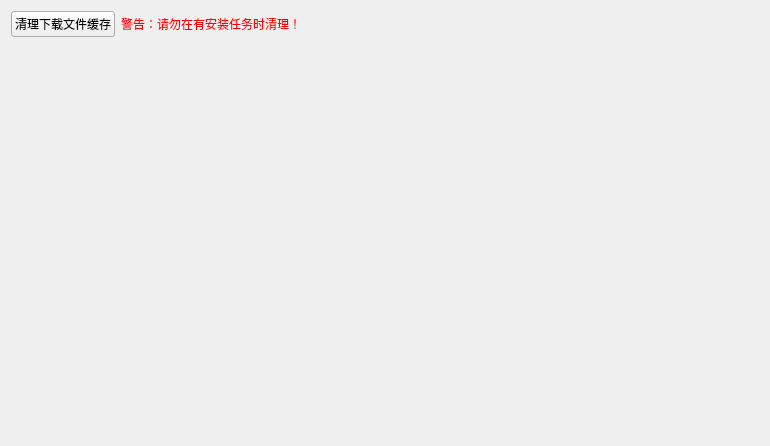
Before: the Qt Designer form ui_design/settings_interface.ui in Re-Ch-Love/pavlov-toolbox, drawn with Qt 5.
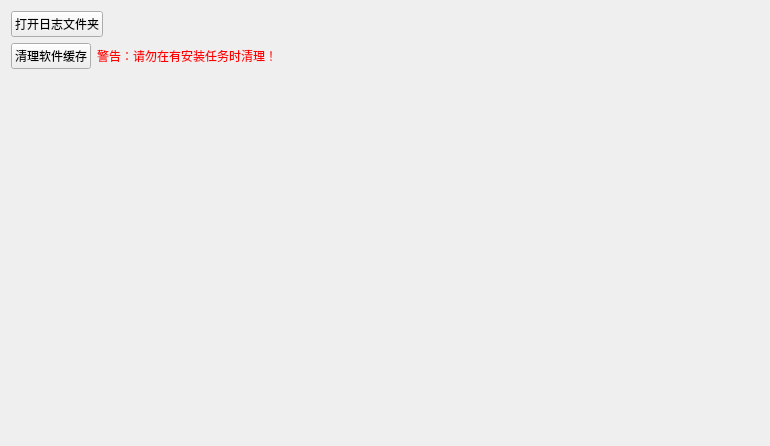
After: the same form once the commit is applied. Custom widgets are drawn as their Qt base class.

Diff of the .ui file:
```diff
--- a/ui_design/settings_interface.ui
+++ b/ui_design/settings_interface.ui
@@ -14,12 +14,39 @@
    <string>Form</string>
   </property>
   <layout class="QVBoxLayout" name="verticalLayout">
+   <item>
+    <layout class="QHBoxLayout" name="horizontalLayout_3">
+     <property name="topMargin">
+      <number>0</number>
+     </property>
+     <item>
+      <widget class="PushButton" name="openLogDirButton">
+       <property name="text">
+        <string>打开日志文件夹</string>
+       </property>
+      </widget>
+     </item>
+     <item>
+      <spacer name="horizontalSpacer_2">
+       <property name="orientation">
+        <enum>Qt::Orientation::Horizontal</enum>
+       </property>
+       <property name="sizeHint" stdset="0">
+        <size>
+         <width>40</width>
+         <height>20</height>
+        </size>
+       </property>
+      </spacer>
+     </item>
+    </layout>
+   </item>
    <item>
     <layout class="QHBoxLayout" name="horizontalLayout">
      <item>
       <widget class="PushButton" name="cleanDownloadTmpButton">
        <property name="text">
-        <string>清理下载文件缓存</string>
+        <string>清理软件缓存</string>
        </property>
       </widget>
      </item>
```
Left out of the diff: 2 changed lines with no effect on the pictures.
